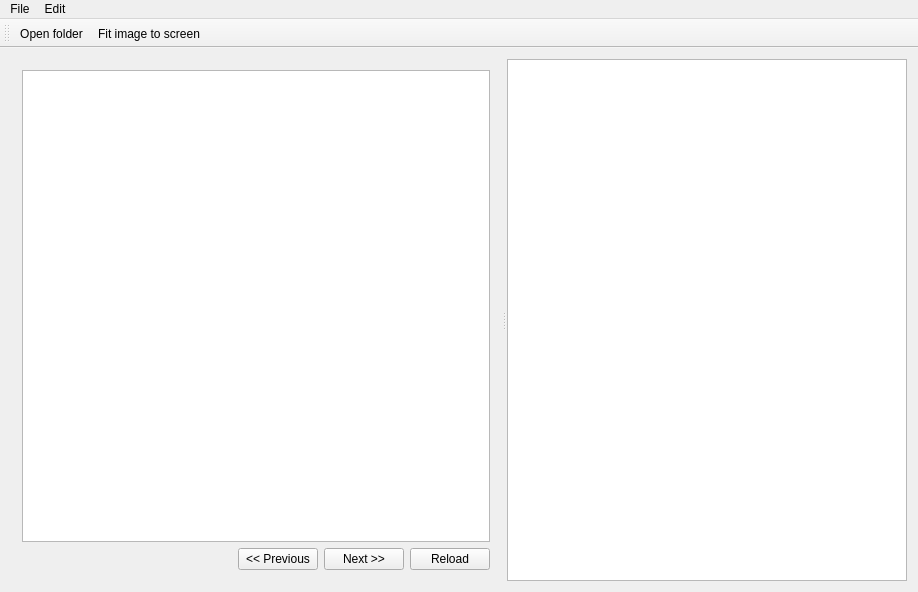
Old version of the form KinectProject/PrivacyEditor/MainWindow.ui in the repository d3ce1t/PrivacyProject.
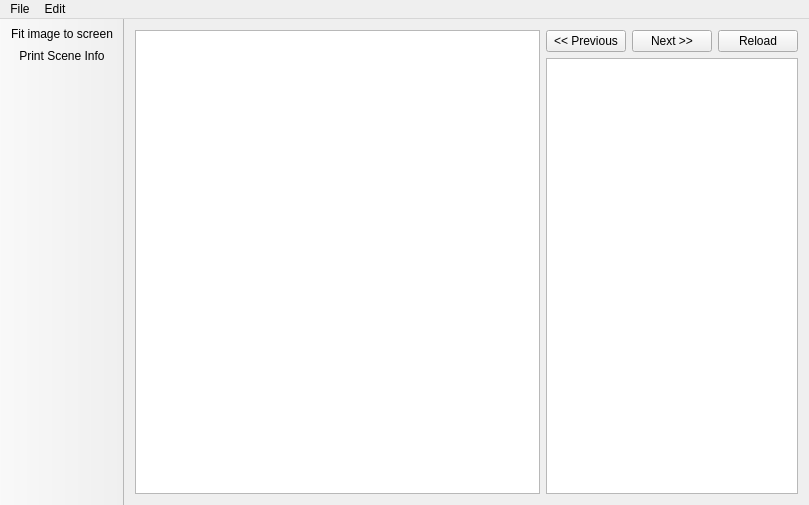
New version of the form. Icons and pictures are not drawn.

```diff
--- a/KinectProject/PrivacyEditor/MainWindow.ui
+++ b/KinectProject/PrivacyEditor/MainWindow.ui
@@ -6,37 +6,15 @@
    <rect>
     <x>0</x>
     <y>0</y>
-    <width>918</width>
-    <height>592</height>
+    <width>809</width>
+    <height>505</height>
    </rect>
   </property>
   <property name="windowTitle">
    <string>Privacy Editor</string>
   </property>
   <widget class="QWidget" name="centralWidget">
-   <layout class="QVBoxLayout" name="verticalLayout_2">
-    <item>
-     <widget class="QSplitter" name="splitter">
-      <property name="autoFillBackground">
-       <bool>false</bool>
-      </property>
-      <property name="lineWidth">
-       <number>1</number>
-      </property>
-      <property name="orientation">
-       <enum>Qt::Horizontal</enum>
-      </property>
-      <property name="opaqueResize">
-       <bool>true</bool>
-      </property>
-      <property name="handleWidth">
-       <number>6</number>
-      </property>
-      <property name="childrenCollapsible">
-       <bool>false</bool>
-      </property>
-      <widget class="QWidget" name="layoutWidget">
-       <layout class="QVBoxLayout" name="verticalLayout">
+   <layout class="QHBoxLayout" name="horizontalLayout_2" stretch="4,1">
         <item>
          <widget class="QGraphicsView" name="graphicsView">
           <property name="acceptDrops">
@@ -50,21 +28,10 @@
           </property>
          </widget>
         </item>
+    <item>
+     <layout class="QVBoxLayout" name="verticalLayout">
         <item>
          <layout class="QHBoxLayout" name="horizontalLayout">
-          <item>
-           <spacer name="horizontalSpacer">
-            <property name="orientation">
-             <enum>Qt::Horizontal</enum>
-            </property>
-            <property name="sizeHint" stdset="0">
-             <size>
-              <width>40</width>
-              <height>20</height>
-             </size>
-            </property>
-           </spacer>
-          </item>
           <item>
            <widget class="QPushButton" name="btnPrev">
             <property name="text">
@@ -88,8 +55,7 @@
           </item>
          </layout>
         </item>
-       </layout>
-      </widget>
+      <item>
       <widget class="QListView" name="listView">
        <property name="viewMode">
         <enum>QListView::ListMode</enum>
@@ -101,7 +67,8 @@
         <bool>false</bool>
        </property>
       </widget>
-     </widget>
+      </item>
+     </layout>
     </item>
    </layout>
   </widget>
@@ -110,8 +77,8 @@
     <rect>
      <x>0</x>
      <y>0</y>
-     <width>918</width>
-     <height>27</height>
+     <width>809</width>
+     <height>26</height>
     </rect>
    </property>
    <widget class="QMenu" name="menuOpen_image">
@@ -132,14 +99,17 @@
    <addaction name="menuEdit"/>
   </widget>
   <widget class="QToolBar" name="mainToolBar">
+   <property name="movable">
+    <bool>false</bool>
+   </property>
    <attribute name="toolBarArea">
-    <enum>TopToolBarArea</enum>
+    <enum>LeftToolBarArea</enum>
    </attribute>
    <attribute name="toolBarBreak">
     <bool>false</bool>
    </attribute>
-   <addaction name="actionOpen_folder"/>
    <addaction name="actionFit_image_to_screen"/>
+   <addaction name="actionPrint_Scene_Info"/>
   </widget>
   <action name="actionOpen_folder">
    <property name="icon">
@@ -174,6 +144,15 @@
     <string>Fit image to screen</string>
    </property>
   </action>
+  <action name="actionPrint_Scene_Info">
+   <property name="icon">
+    <iconset resource="resources.qrc">
+     <normaloff>:/icons/icons/emblem-important.svg</normaloff>:/icons/icons/emblem-important.svg</iconset>
+   </property>
+   <property name="text">
+    <string>Print Scene Info</string>
+   </property>
+  </action>
  </widget>
  <layoutdefault spacing="6" margin="11"/>
  <resources>
```
Left out of the diff: 8 changed lines with no effect on the pictures. Lines whose indentation alone changed are shown as unchanged.
